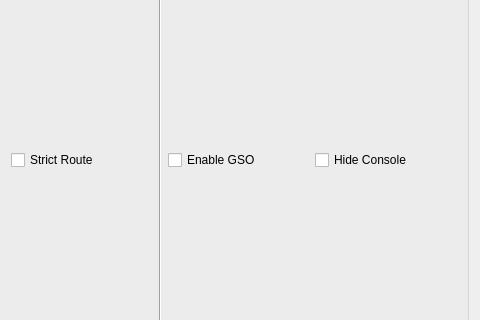
Old version of the form ui/dialog_vpn_settings.ui in the repository shengmo0210/nekoray; both pictures show x 160 to 640 and y 155 to 475 of the 640 by 600 pixel window.
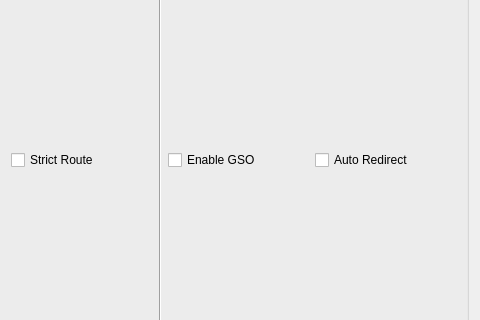
New version of the form.

Commit message: feaT: Add auto redirect

What changed in the file:
```diff
--- a/ui/dialog_vpn_settings.ui
+++ b/ui/dialog_vpn_settings.ui
@@ -125,7 +125,7 @@
       <item>
        <widget class="QCheckBox" name="hide_console">
         <property name="text">
-         <string>Hide Console</string>
+         <string>Auto Redirect</string>
         </property>
        </widget>
       </item>
```
Left out of the diff: 7 changed lines with no effect on the pictures. The commit also changes 4 other files.
